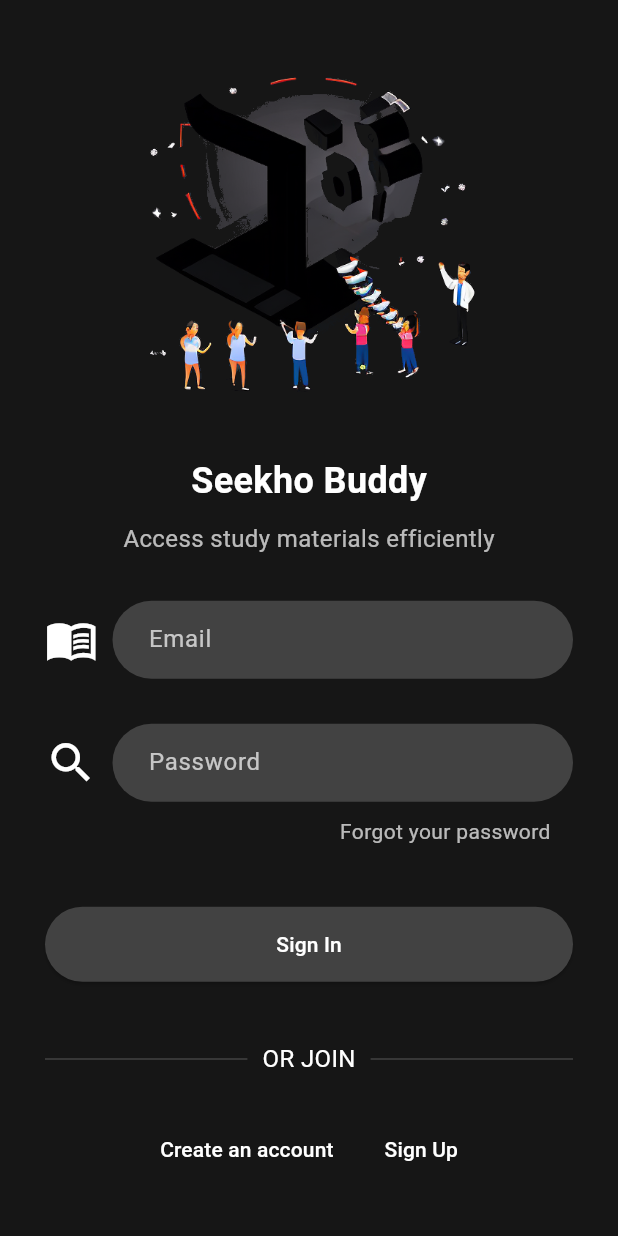
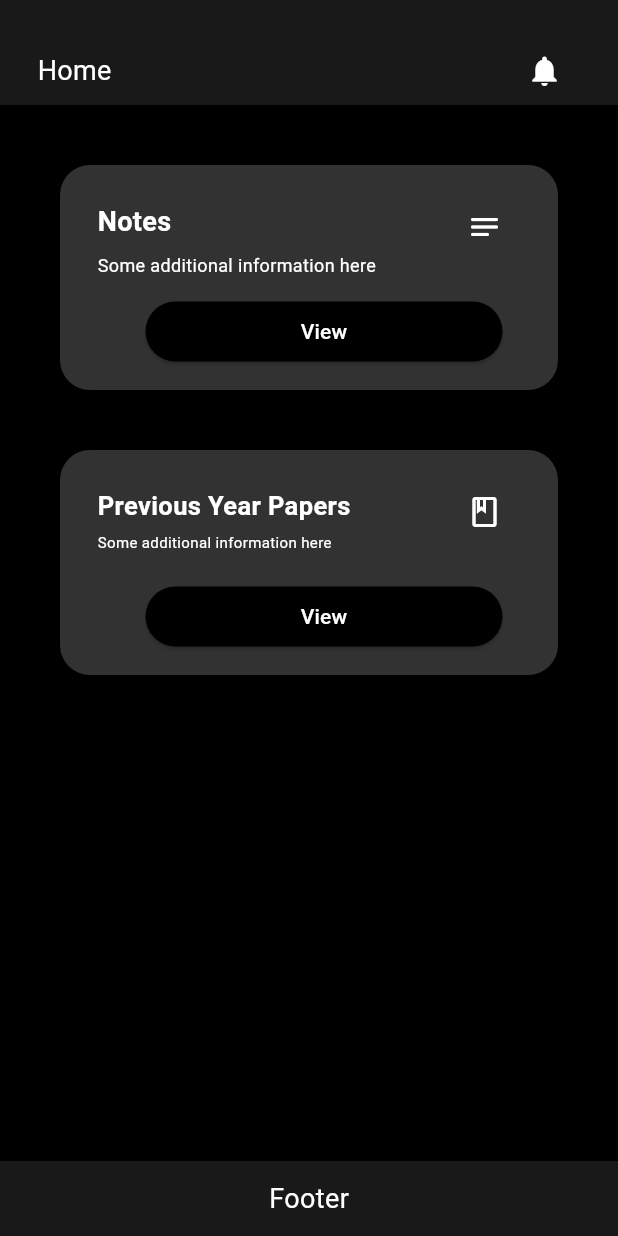
Before and after one commit to SajalSatsangi/Seekho_Buddy2, a Flutter app: the StudyHubLoginScreen screen opened directly, scrolled down 189 dp, after a tap on "Sign Up", after a tap on "Sign In", on a phone screen of 412 x 824 dp. Run offline on Flutter 3.47's test engine with Material 3 defaults, Android fonts, the phone set to English and light mode, and no system bars; our stand-ins replace animated_splash_screen, firebase_core, page_transition; accounts and stored records are empty.

Commit message:
New Home Page

```diff
--- a/lib/SignPage.dart
+++ b/lib/SignPage.dart
@@ -1,6 +1,7 @@
 import 'package:flutter/material.dart';
 import 'package:flutter/widgets.dart';
 import 'package:seekhobuddy/LoginPage.dart';
+import 'package:seekhobuddy/home.dart';
 
 void main() {
   runApp(SignUpPage());
@@ -13,7 +14,7 @@ class SignUpPage extends StatelessWidget {
       title: 'StudyHub',
       theme: ThemeData(
         brightness: Brightness.dark,
-        primaryColor: Colors.black,
+        primaryColor: const Color.fromRGBO(0, 0, 0, 1),
         hintColor: Colors.white,
       ),
       home: StudyHubLoginScreen(),
@@ -234,7 +235,7 @@ class _StudyHubLoginScreenState extends State<StudyHubLoginScreen> {
                           },
                           style: ElevatedButton.styleFrom(
                             foregroundColor: Colors.white,
-                            backgroundColor: Colors.grey.shade800,
+                            backgroundColor: const Color.fromRGBO(66, 66, 66, 1),
                             minimumSize: Size(double.infinity, 50),
                             shape: RoundedRectangleBorder(
                               borderRadius: BorderRadius.circular(50),
@@ -296,7 +297,7 @@ class _StudyHubLoginScreenState extends State<StudyHubLoginScreen> {
                               Navigator.push(
                                 context,
                                 MaterialPageRoute(
-                                    builder: (context) => LoginPage()),
+                                    builder: (context) => Home()),
                               );
                             },
                             child: Text(
--- /dev/null
+++ b/lib/home.dart
@@ -0,0 +1,240 @@
+import 'package:flutter/material.dart';
+
+void main() {
+  runApp(Home());
+}
+
+class Home extends StatelessWidget {
+  @override
+  Widget build(BuildContext context) {
+    return MaterialApp(
+      home: Scaffold(
+        backgroundColor:
+            Colors.black, // Set the background color of the Scaffold to black
+        body: Column(
+          crossAxisAlignment: CrossAxisAlignment.stretch,
+          children: [
+            Container(
+              color: Color.fromRGBO(25, 25, 25, 1), // Top bar color
+              height: 70, // Increased height for the top bar
+              padding: EdgeInsets.only(
+                left: 25.0,
+                top: 25.0,
+                right: 25.0,
+              ), // Adjusted padding
+              child: Row(
+                mainAxisAlignment: MainAxisAlignment.spaceBetween,
+                children: [
+                  Text(
+                    'Home',
+                    style: TextStyle(
+                      color: Colors.white,
+                      fontSize: 18.0,
+                    ),
+                  ),
+                  IconButton(
+                    icon: Icon(
+                      Icons.notifications,
+                      color: Colors.white,
+                    ),
+                    onPressed: () {
+                      // Add your notification icon onPressed functionality here
+                    },
+                  ),
+                ],
+              ),
+            ),
+            Expanded(
+              child: Padding(
+                padding: const EdgeInsets.all(40.0),
+                child: Column(
+                  mainAxisAlignment: MainAxisAlignment.start,
+                  children: [
+                    GestureDetector(
+                      onTap: () {
+                        // Add functionality for the button in Box 1
+                      },
+                      child: Container(
+                        width: 350,
+                        height: 150,
+                        decoration: BoxDecoration(
+                          color: Color.fromRGBO(50, 50, 50, 1), // Box 1 color
+                          borderRadius:
+                              BorderRadius.circular(20), // Rounded corners
+                        ),
+                        child: Stack(
+                          children: [
+                            Padding(
+                              padding: const EdgeInsets.all(
+                                  25.0), // Padding around the text
+                              child: Column(
+                                crossAxisAlignment: CrossAxisAlignment.start,
+                                children: [
+                                  Text(
+                                    'Notes',
+                                    style: TextStyle(
+                                      color: Colors.white,
+                                      fontSize: 18.0,
+                                      fontWeight:
+                                          FontWeight.bold, // Make text bold
+                                    ),
+                                  ),
+                                  SizedBox(height: 7),
+                                  Text(
+                                    'Some additional information here',
+                                    style: TextStyle(
+                                      color: Colors.white,
+                                      fontSize: 12.0,
+                                    ),
+                                  ),
+                                ],
+                              ),
+                            ),
+                            Positioned(
+                              bottom: 15, // Adjust button position from bottom
+                              right: 37, // Adjust button position from right
+                              child: ElevatedButton(
+                                onPressed: () {
+                                  // Add functionality for the button in Box 1
+                                },
+                                style: ButtonStyle(
+                                  backgroundColor:
+                                      MaterialStateProperty.all<Color>(
+                                    Colors.black, // Set button background color
+                                  ),
+                                ),
+                                child: SizedBox(
+                                  width: 190, // Set button width
+                                  child: Text(
+                                    'View',
+                                    textAlign: TextAlign.center,
+                                    style: TextStyle(
+                                      color:
+                                          Colors.white, // Set button text color
+                                    ),
+                                  ),
+                                ),
+                              ),
+                            ),
+                            Positioned(
+                              top: 29,
+                              right: 37,
+                              child: Row(
+                                children: [
+                                  Icon(
+                                    Icons.notes_rounded,
+                                    color: Colors.white,
+                                  ),
+                                ],
+                              ),
+                            ),
+                          ],
+                        ),
+                      ),
+                    ),
+                    SizedBox(height: 40), // Adding space between boxes
+                    GestureDetector(
+                      onTap: () {
+                        // Add functionality for the button in Box 2
+                      },
+                      child: Container(
+                        width: 350,
+                        height: 150,
+                        decoration: BoxDecoration(
+                          color: Color.fromRGBO(50, 50, 50, 1), // Box 2 color
+                          borderRadius:
+                              BorderRadius.circular(20), // Rounded corners
+                        ),
+                        child: Stack(
+                          children: [
+                            Padding(
+                              padding: const EdgeInsets.all(
+                                  25.0), // Padding around the text
+                              child: Column(
+                                crossAxisAlignment: CrossAxisAlignment.start,
+                                children: [
+                                  Text(
+                                    'Previous Year Papers',
+                                    style: TextStyle(
+                                      color: Colors.white,
+                                      fontSize: 17.0,
+                                      fontWeight:
+                                          FontWeight.bold, // Make text bold
+                                    ),
+                                  ),
+                                  SizedBox(height: 5),
+                                  Text(
+                                    'Some additional information here',
+                                    style: TextStyle(
+                                      color: Colors.white,
+                                      fontSize: 10.0,
+                                    ),
+                                  ),
+                                ],
+                              ),
+                            ),
+                            Positioned(
+                              bottom: 15, // Adjust button position from bottom
+                              right: 37, // Adjust button position from right
+                              child: ElevatedButton(
+                                onPressed: () {
+                                  // Add functionality for the button in Box 2
+                                },
+                                style: ButtonStyle(
+                                  backgroundColor:
+                                      MaterialStateProperty.all<Color>(
+                                    Colors.black, // Set button background color
+                                  ),
+                                ),
+                                child: SizedBox(
+                                  width: 190, // Set button width
+                                  child: Text(
+                                    'View',
+                                    textAlign: TextAlign.center,
+                                    style: TextStyle(
+                                      color:
+                                          Colors.white, // Set button text color
+                                    ),
+                                  ),
+                                ),
+                              ),
+                            ),
+                            Positioned(
+                              top: 29,
+                              right: 37,
+                              child: Row(
+                                children: [
+                                  Icon(
+                                    Icons.book_outlined,
+                                    color: Colors.white,
+                                  ),
+                                ],
+                              ),
+                            ),
+                          ],
+                        ),
+                      ),
+                    ),
+                  ],
+                ),
+              ),
+            ),
+            Container(
+              color: Color.fromRGBO(25, 25, 25, 1), // Footer color
+              height: 50, // Footer height
+              child: Center(
+                child: Text(
+                  'Footer',
+                  style: TextStyle(
+                    color: Colors.white,
+                    fontSize: 18.0,
+                  ),
+                ),
+              ),
+            ),
+          ],
+        ),
+      ),
+    );
+  }
+}
```
